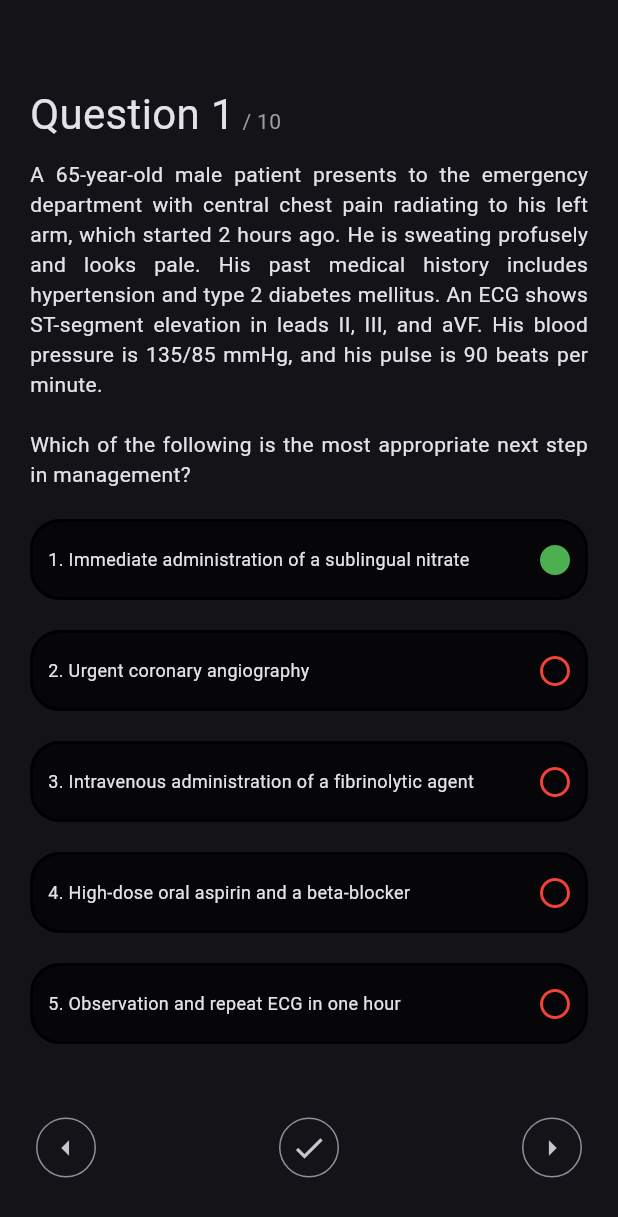
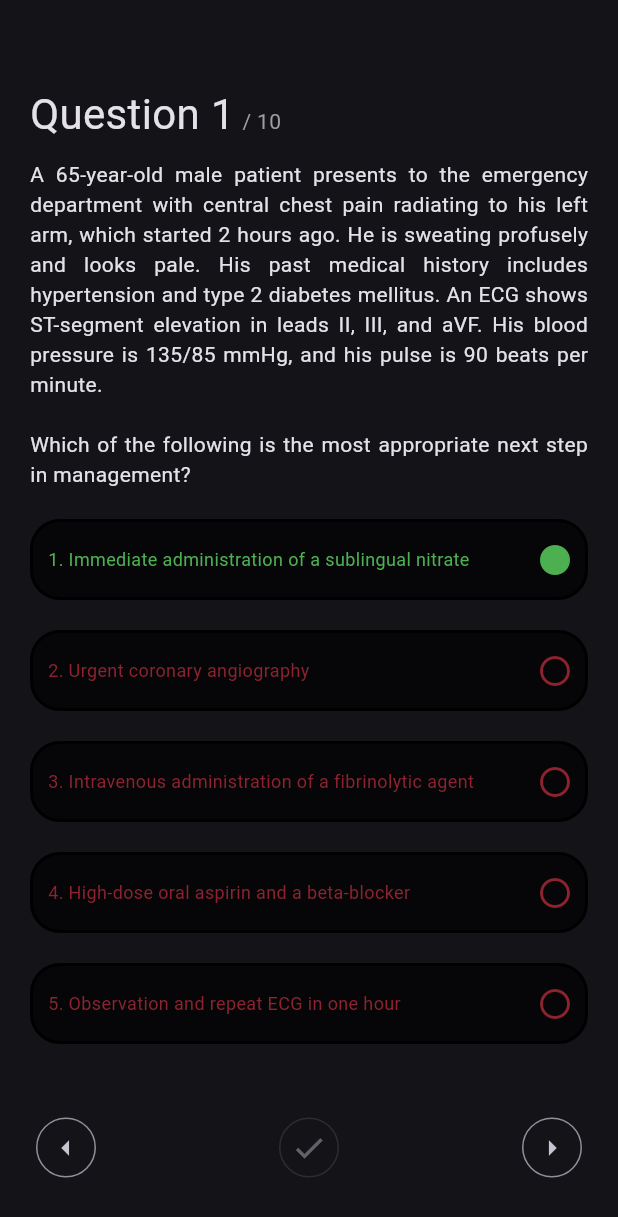
Before and after one commit to anchit-chandran/med_sba, a Flutter app: the screen it shows after launch, item 2 of the bottom bar chosen, on a phone screen of 412 x 824 dp. Shown: the top 1217 px of the screen. Run offline on Flutter 3.47's test engine with Material 3 defaults, Android fonts, the light colour scheme and no system bars.

Commit message:
conditional color styling improvements
Signed-off-by: anchit-chandran <anchit97123@gmail.com>

```diff
--- a/lib/main.dart
+++ b/lib/main.dart
@@ -139,8 +139,7 @@ class _ActionButtonsRowState extends State<ActionButtonsRow> {
   @override
   Widget build(BuildContext context) {
     var hasSubmittedAnswer =
-        Provider.of<ChangeSelectedAnswer>(context, listen: false)
-            .hasSubmittedAnswer;
+        Provider.of<ChangeSelectedAnswer>(context).hasSubmittedAnswer;
 
     return Row(
       mainAxisAlignment: MainAxisAlignment.spaceBetween,
@@ -198,13 +197,34 @@ class _AnswersState extends State<Answers> {
     required bool hasSubmittedAnswer,
     required bool isCorrect,
     bool isIconColor = false,
+    bool isTextColor = false,
   }) {
+    if (isTextColor) {
+      if (hasSubmittedAnswer) {
+        if (isCorrect) {
+          return Colors.green;
+        } else {
+          if (isSelected) {
+            return Colors.red;
+          } else {
+            return Color.fromARGB(139, 255, 60, 79);
+          }
+        }
+      } else {
+        return Colors.white;
+      }
+    }
+
     if (isIconColor) {
       if (hasSubmittedAnswer) {
         if (isCorrect) {
           return Colors.green;
         } else {
-          return Colors.red;
+          if (isSelected) {
+            return Colors.red;
+          } else {
+            return Color.fromARGB(139, 255, 60, 79);
+          }
         }
       } else {
         return Colors.white;
@@ -238,8 +258,6 @@ class _AnswersState extends State<Answers> {
       listen: false,
     ).hasSubmittedAnswer;
 
-
-
     for (var answer in answers.entries) {
       // First get the answer number from key
       int answerNum = int.parse(answer.key[answer.key.length - 1]);
@@ -255,7 +273,9 @@ class _AnswersState extends State<Answers> {
 
       // Set default styling
       answerIcon = Icon(
-        isSelected || (hasSubmittedAnswer && isCorrect) ? Icons.circle_rounded : Icons.circle_outlined,
+        isSelected || (hasSubmittedAnswer && isCorrect)
+            ? Icons.circle_rounded
+            : Icons.circle_outlined,
         color: getAnswerColor(
           isSelected: isSelected,
           hasSubmittedAnswer: hasSubmittedAnswer,
@@ -277,8 +297,12 @@ class _AnswersState extends State<Answers> {
 
       allAnswers.add(GestureDetector(
         onTap: () {
-          Provider.of<ChangeSelectedAnswer>(context, listen: false)
-              .changeAnswer(answerNum);
+          hasSubmittedAnswer
+              ? null
+              : Provider.of<ChangeSelectedAnswer>(
+                  context,
+                  listen: false,
+                ).changeAnswer(answerNum);
         },
         child: Container(
           margin: EdgeInsets.symmetric(
@@ -305,6 +329,12 @@ class _AnswersState extends State<Answers> {
                     '$answerNum. $answerText',
                     style: TextStyle(
                       fontSize: 12.0,
+                      color: getAnswerColor(
+                        isSelected: isSelected,
+                        hasSubmittedAnswer: hasSubmittedAnswer,
+                        isCorrect: isCorrect,
+                        isTextColor: true,
+                      ),
                     ),
                   ),
                 ),
```
